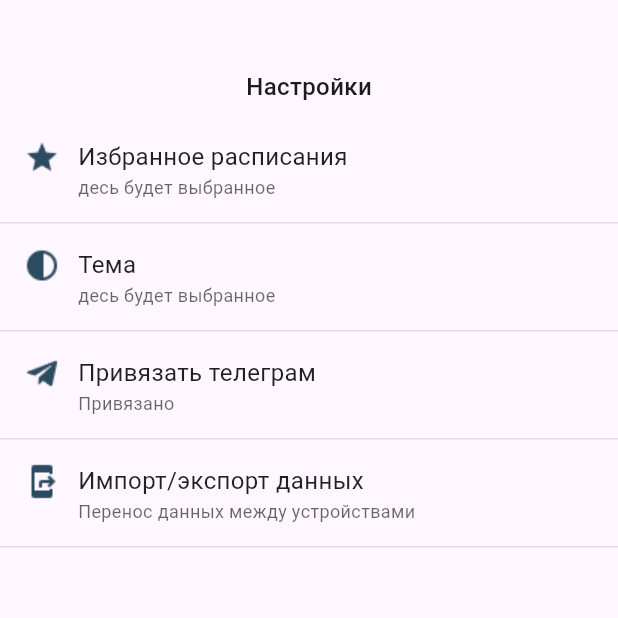
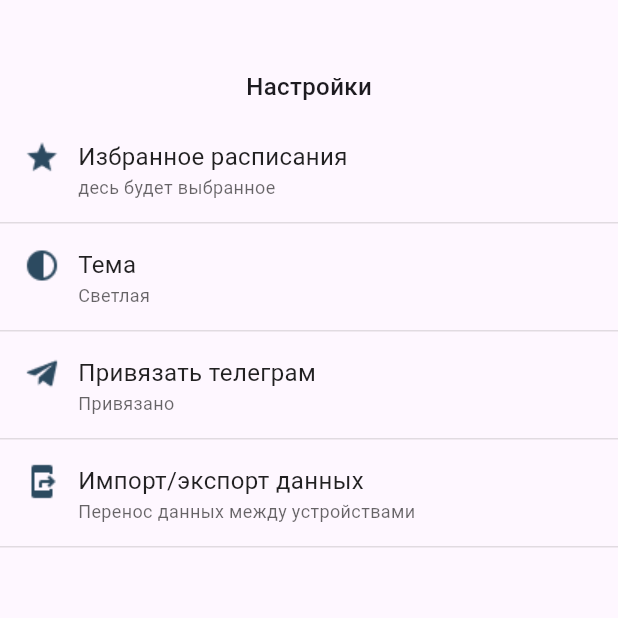
Before and after one commit to maiPomogator/flutter_app, a Flutter app: the MainScreen screen opened directly, item 3 of the bottom bar chosen, on a phone screen of 412 x 824 dp, the top half of it. Run offline on Flutter 3.47's test engine with Material 3 defaults, Android fonts, the light colour scheme and no system bars; our stand-ins replace file_picker, flutter_dotenv, shared_preferences, sqflite; accounts and stored records are empty.

Commit message:
изменение темы приложения

```diff
--- a/lib/data/UserPreferences.dart
+++ b/lib/data/UserPreferences.dart
@@ -22,4 +22,12 @@ class UserPreferences {
   static String? getMainType() {
     return _preferences.getString('mainType');
   }
+
+  static String? getTheme() {
+    return _preferences.getString('theme');
+  }
+
+  static Future<void> setTheme(String theme) async {
+    await _preferences.setString('theme', theme);
+  }
 }
--- a/lib/main.dart
+++ b/lib/main.dart
@@ -23,20 +23,56 @@ Future<void> main() async {
   runApp(const MyApp());
 }
 
-class MyApp extends StatelessWidget {
-  const MyApp({super.key});
+class MyApp extends StatefulWidget {
+  const MyApp({Key? key}) : super(key: key);
+
+  static void updateTheme(BuildContext context) {
+    final _MyAppState state = context.findAncestorStateOfType<_MyAppState>()!;
+    state.updateTheme();
+  }
+
+  @override
+  State<MyApp> createState() => _MyAppState();
+}
+
+class _MyAppState extends State<MyApp> {
+  late ThemeData _themeData;
+
+  @override
+  void initState() {
+    super.initState();
+    _themeData = _getThemeData(UserPreferences.getTheme());
+  }
+
+  void updateTheme() {
+    setState(() {
+      _themeData = _getThemeData(UserPreferences.getTheme());
+    });
+  }
+
+  ThemeData _getThemeData(String? themeName) {
+    switch (themeName) {
+      case 'Темная':
+        return ThemeData.dark();
+      case 'Светлая':
+        return ThemeData.light();
+      default:
+      // Системная тема
+        return ThemeData();
+    }
+  }
 
   @override
   Widget build(BuildContext context) {
     return MaterialApp(
       title: 'Flutter Demo',
-      theme: ThemeData(
-        useMaterial3: true,
-      ),
+      theme: _themeData,
       home: const MyHomePage(title: 'Flutter Demo Home Page'),
     );
   }
 }
+
+
 
 class MyHomePage extends StatefulWidget {
   const MyHomePage({super.key, required this.title});
--- a/lib/styles/AppTextStyle.dart
+++ b/lib/styles/AppTextStyle.dart
@@ -1,24 +1,36 @@
 import 'package:flutter/material.dart';
 
 class AppTextStyle {
-  static const TextStyle headerTextStyle = TextStyle(
+  static TextStyle headerTextStyle(BuildContext context) {
+    return TextStyle(
       fontSize: 16,
       fontFamily: 'Roboto',
       fontWeight: FontWeight.w500,
-    color: Color(0xFF1D1B20),
+      color: Theme.of(context).brightness == Brightness.light
+          ? Color(0xFF1D1B20) // Светлая тема
+          : Colors.white, // Темная тема
     );
+  }
 
-  static const TextStyle mainTextStyle = TextStyle(
+  static TextStyle mainTextStyle(BuildContext context) {
+    return TextStyle(
       fontSize: 16,
       fontFamily: 'Roboto',
       fontWeight: FontWeight.w400,
-    color: Color(0xDE000000),
+      color: Theme.of(context).brightness == Brightness.light
+          ? Color(0xDE000000) // Светлая тема
+          : Colors.white, // Темная тема
     );
+  }
 
-  static const TextStyle secondTextStyle = TextStyle(
+  static TextStyle secondTextStyle(BuildContext context) {
+    return TextStyle(
       fontSize: 12,
       fontFamily: 'Roboto',
       fontWeight: FontWeight.w400,
-    color: Color(0x99000000),
+      color: Theme.of(context).brightness == Brightness.light
+          ? Color(0x99000000) // Светлая тема
+          : Colors.white, // Темная тема
     );
   }
+}
```
Also changed, not shown: lib/fragments/NotesFragment.dart (+21 -10 lines), lib/fragments/ScheduleFragment.dart (+7 -7 lines), lib/fragments/SettingsFragment.dart (+110 -53 lines), lib/notes/NoteCreationDialog.dart (+4 -4 lines), lib/notes/NoteEditDialog.dart (+5 -5 lines). Lines whose indentation alone changed are shown as unchanged.
